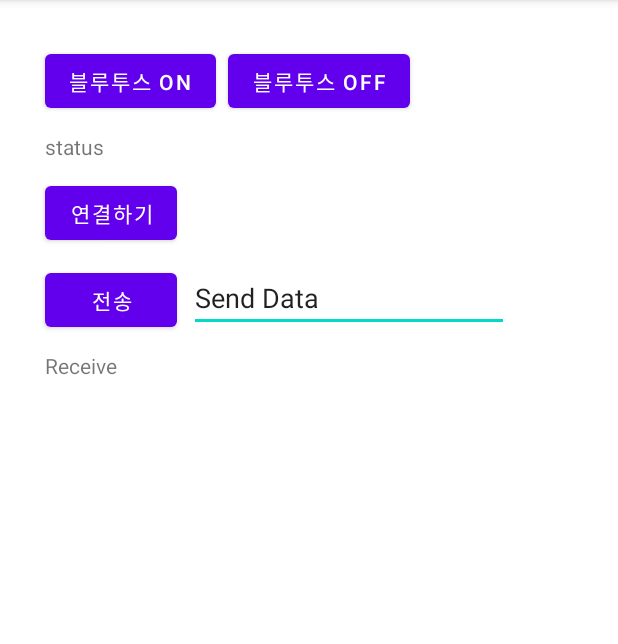
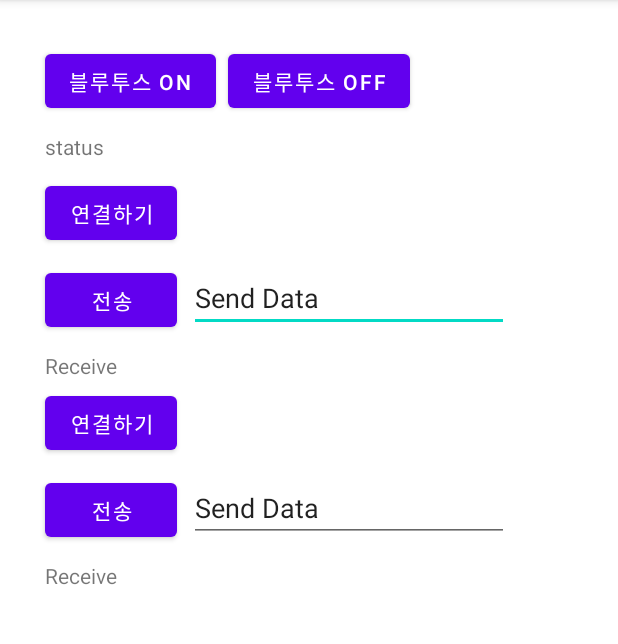
Before and after one commit to joongi007/smart-recipe-hardware, an Android app: the screen it shows after launch (MainActivity), on a phone screen of 412 x 824 dp, the part 84-728 px from its top. Run offline under Robolectric (Android 15) with nearby library versions, the phone set to English and light mode, and no system bars.

Commit message:
update blueTEST

```diff
--- a/blueTEST/app/src/main/java/com/example/bluetest/MainActivity.java
+++ b/blueTEST/app/src/main/java/com/example/bluetest/MainActivity.java
@@ -25,30 +25,38 @@ import java.io.IOException;
 import java.io.InputStream;
 import java.io.OutputStream;
 import java.io.UnsupportedEncodingException;
+import java.nio.charset.StandardCharsets;
 import java.util.ArrayList;
 import java.util.List;
 import java.util.Set;
 import java.util.UUID;
 
 public class MainActivity extends AppCompatActivity {
+    // gui
+    Button mBtnBluetoothOn;
+    Button mBtnBluetoothOff;
     TextView mTvBluetoothStatus;
     TextView mTvReceiveData;
     TextView mTvSendData;
-    Button mBtnBluetoothOn;
-    Button mBtnBluetoothOff;
     Button mBtnConnect;
     Button mBtnSendData;
+    TextView mTvReceiveData2;
+    TextView mTvSendData2;
+    Button mBtnConnect2;
+    Button mBtnSendData2;
 
     BluetoothAdapter mBluetoothAdapter;
     Set<BluetoothDevice> mPairedDevices;
     List<String> mListPairedDevices;
 
     Handler mBluetoothHandler;
+    Handler mBluetoothHandler2;
     ConnectedBluetoothThread mThreadConnectedBluetooth;
+    ConnectedBluetoothThread mThreadConnectedBluetooth2;
     BluetoothDevice mBluetoothDevice;
     BluetoothSocket mBluetoothSocket;
+    BluetoothSocket mBluetoothSocket2;
 
-    final static int BT_REQUEST_ENABLE = 1;
     final static int BT_MESSAGE_READ = 2;
     final static int BT_CONNECTING_STATUS = 3;
     final static UUID BT_UUID = UUID.fromString("00001101-0000-1000-8000-00805F9B34FB");
@@ -58,58 +66,65 @@ public class MainActivity extends AppCompatActivity {
         super.onCreate(savedInstanceState);
         setContentView(R.layout.activity_main);
 
-        mTvBluetoothStatus = (TextView)findViewById(R.id.tvBluetoothStatus);
-        mTvReceiveData = (TextView)findViewById(R.id.tvReceiveData);
-        mTvSendData =  (EditText) findViewById(R.id.tvSendData);
-        mBtnBluetoothOn = (Button)findViewById(R.id.btnBluetoothOn);
-        mBtnBluetoothOff = (Button)findViewById(R.id.btnBluetoothOff);
-        mBtnConnect = (Button)findViewById(R.id.btnConnect);
-        mBtnSendData = (Button)findViewById(R.id.btnSendData);
+        mTvBluetoothStatus = findViewById(R.id.tvBluetoothStatus);
+        mBtnBluetoothOn = findViewById(R.id.btnBluetoothOn);
+        mBtnBluetoothOff = findViewById(R.id.btnBluetoothOff);
 
+        mTvReceiveData = findViewById(R.id.tvReceiveData);
+        mTvSendData = findViewById(R.id.tvSendData);
+        mBtnConnect = findViewById(R.id.btnConnect);
+        mBtnSendData = findViewById(R.id.btnSendData);
+
+        mBtnConnect2 = findViewById(R.id.btnConnect2);
+        mBtnSendData2 = findViewById(R.id.btnSendData2);
+        mTvReceiveData2 = findViewById(R.id.tvReceiveData2);
+        mTvSendData2 = findViewById(R.id.tvSendData2);
+
+        // 장치가 블루투스 기능을 지원하는지 알아오기
         mBluetoothAdapter = BluetoothAdapter.getDefaultAdapter();
 
-
-        mBtnBluetoothOn.setOnClickListener(new Button.OnClickListener() {
-            @Override
-            public void onClick(View view) {
-                bluetoothOn();
-            }
-        });
-        mBtnBluetoothOff.setOnClickListener(new Button.OnClickListener() {
-            @Override
-            public void onClick(View view) {
-                bluetoothOff();
-            }
-        });
-        mBtnConnect.setOnClickListener(new Button.OnClickListener() {
-            @Override
-            public void onClick(View view) {
-                listPairedDevices();
-            }
-        });
-        mBtnSendData.setOnClickListener(new Button.OnClickListener() {
-            @Override
-            public void onClick(View view) {
+        // 버튼이 클릭했을때의 이벤트 정의
+        mBtnBluetoothOn.setOnClickListener(view -> bluetoothOn());
+        mBtnBluetoothOff.setOnClickListener(view -> bluetoothOff());
+        mBtnConnect.setOnClickListener(view -> listPairedDevices(1));
+        mBtnSendData.setOnClickListener(view -> {
             if(mThreadConnectedBluetooth != null) {
                 mThreadConnectedBluetooth.write(mTvSendData.getText().toString());
                 mTvSendData.setText("");
             }
-            }
         });
+
+        // 블루투스 핸들러로 블루투스 연결 뒤 수신된 데이터를 읽어와 ReceiveData 텍스트 뷰에 표시
         mBluetoothHandler = new Handler(Looper.getMainLooper()){
             public void handleMessage(android.os.Message msg){
                 if(msg.what == BT_MESSAGE_READ){
-                    String readMessage = null;
-                    try {
-                        readMessage = new String((byte[]) msg.obj, "UTF-8");
-                    } catch (UnsupportedEncodingException e) {
-                        e.printStackTrace();
-                    }
+                    String readMessage;
+                    readMessage = new String((byte[]) msg.obj, StandardCharsets.UTF_8);
                     mTvReceiveData.setText(readMessage);
                 }
             }
         };
+        mBtnConnect2.setOnClickListener(view -> listPairedDevices(2));
+        mBtnSendData2.setOnClickListener(view -> {
+            if(mThreadConnectedBluetooth2 != null) {
+                mThreadConnectedBluetooth2.write(mTvSendData2.getText().toString());
+                mTvSendData2.setText("");
             }
+        });
+
+        // 블루투스 핸들러로 블루투스 연결 뒤 수신된 데이터를 읽어와 ReceiveData 텍스트 뷰에 표시
+        mBluetoothHandler2 = new Handler(Looper.getMainLooper()){
+            public void handleMessage(android.os.Message msg){
+                if(msg.what == BT_MESSAGE_READ){
+                    String readMessage;
+                    readMessage = new String((byte[]) msg.obj, StandardCharsets.UTF_8);
+                    mTvReceiveData2.setText(readMessage);
+                }
+            }
+        };
+    }
+
+    // 블루투스 활성화 메서드
     void bluetoothOn() {
         if(mBluetoothAdapter == null) {
             Toast.makeText(getApplicationContext(), "블루투스를 지원하지 않는 기기입니다.", Toast.LENGTH_LONG).show();
@@ -140,6 +155,7 @@ public class MainActivity extends AppCompatActivity {
                 }
             });
 
+    // 블루투스 비활성화 메소드
     @SuppressLint("MissingPermission")
     void bluetoothOff() {
         if (mBluetoothAdapter.isEnabled()) {
@@ -151,30 +167,21 @@ public class MainActivity extends AppCompatActivity {
             Toast.makeText(getApplicationContext(), "블루투스가 이미 비활성화 되어 있습니다.", Toast.LENGTH_SHORT).show();
         }
     }
-    @Override
-    protected void onActivityResult(int requestCode, int resultCode, Intent data) {
-        switch (requestCode) {
-            case BT_REQUEST_ENABLE:
-                if (resultCode == RESULT_OK) { // 블루투스 활성화를 확인을 클릭하였다면
-                    Toast.makeText(getApplicationContext(), "블루투스 활성화", Toast.LENGTH_LONG).show();
-                    mTvBluetoothStatus.setText("활성화");
-                } else if (resultCode == RESULT_CANCELED) { // 블루투스 활성화를 취소를 클릭하였다면
-                    Toast.makeText(getApplicationContext(), "취소", Toast.LENGTH_LONG).show();
-                    mTvBluetoothStatus.setText("비활성화");
-                }
-                break;
-        }
-        super.onActivityResult(requestCode, resultCode, data);
-    }
+
+    // 블루투스 페어링 장치 목록 가져오는 메소드
     @SuppressLint("MissingPermission")
-    void listPairedDevices() {
+    void listPairedDevices(int type) {
+        // 블루투스가 활성화 상태라면
         if (mBluetoothAdapter.isEnabled()) {
+            // 페어링된 블루투스 장치 목록을 가져옴
             mPairedDevices = mBluetoothAdapter.getBondedDevices();
 
+            // 페어링된 장치가 있다면
             if (mPairedDevices.size() > 0) {
                 AlertDialog.Builder builder = new AlertDialog.Builder(this);
                 builder.setTitle("장치 선택");
 
+                // 페어링된 장치 목록
                 mListPairedDevices = new ArrayList<String>();
                 for (BluetoothDevice device : mPairedDevices) {
                     mListPairedDevices.add(device.getName());
@@ -183,12 +190,8 @@ public class MainActivity extends AppCompatActivity {
                 final CharSequence[] items = mListPairedDevices.toArray(new CharSequence[mListPairedDevices.size()]);
                 mListPairedDevices.toArray(new CharSequence[mListPairedDevices.size()]);
 
-                builder.setItems(items, new DialogInterface.OnClickListener() {
-                    @Override
-                    public void onClick(DialogInterface dialog, int item) {
-                        connectSelectedDevice(items[item].toString());
-                    }
-                });
+                // item 선택에 따른 이벤트 정의
+                builder.setItems(items, (dialog, item) -> connectSelectedDevice(items[item].toString(), type));
                 AlertDialog alert = builder.create();
                 alert.show();
             } else {
@@ -199,8 +202,10 @@ public class MainActivity extends AppCompatActivity {
             Toast.makeText(getApplicationContext(), "블루투스가 비활성화 되어 있습니다.", Toast.LENGTH_SHORT).show();
         }
     }
+    // 블루투스 연결하는 메서드
     @SuppressLint("MissingPermission")
-    void connectSelectedDevice(String selectedDeviceName) {
+    void connectSelectedDevice(String selectedDeviceName, int type) {
+        // 선택된 장치의 주소를 불러옴
         for(BluetoothDevice tempDevice : mPairedDevices) {
             if (selectedDeviceName.equals(tempDevice.getName())) {
                 mBluetoothDevice = tempDevice;
@@ -208,22 +213,38 @@ public class MainActivity extends AppCompatActivity {
             }
         }
         try {
+            if(type == 1){
+                // 블루투스 소캣 생성, 연결 및 쓰레드로 통신
                     mBluetoothSocket = mBluetoothDevice.createRfcommSocketToServiceRecord(BT_UUID);
                     mBluetoothSocket.connect();
-            mThreadConnectedBluetooth = new ConnectedBluetoothThread(mBluetoothSocket);
+                    mThreadConnectedBluetooth = new ConnectedBluetoothThread(mBluetoothSocket, mBluetoothHandler);
                     mThreadConnectedBluetooth.start();
                     mBluetoothHandler.obtainMessage(BT_CONNECTING_STATUS, 1, -1).sendToTarget();
+
+            }else if(type == 2){
+                // 블루투스 소캣 생성, 연결 및 쓰레드로 통신
+                    mBluetoothSocket2 = mBluetoothDevice.createRfcommSocketToServiceRecord(BT_UUID);
+                    mBluetoothSocket2.connect();
+                    mThreadConnectedBluetooth2 = new ConnectedBluetoothThread(mBluetoothSocket2, mBluetoothHandler2);
+                    mThreadConnectedBluetooth2.start();
+                    mBluetoothHandler2.obtainMessage(BT_CONNECTING_STATUS, 1, -1).sendToTarget();
+            }
         } catch (IOException e) {
             Toast.makeText(getApplicationContext(), "블루투스 연결 중 오류가 발생했습니다.", Toast.LENGTH_LONG).show();
         }
+
     }
 
+
     private class ConnectedBluetoothThread extends Thread {
+        private final Handler mmhandler;
         private final BluetoothSocket mmSocket;
         private final InputStream mmInStream;
         private final OutputStream mmOutStream;
 
-        public ConnectedBluetoothThread(BluetoothSocket socket) {
+        // 데이터 송수신 스트림 생성
+        public ConnectedBluetoothThread(BluetoothSocket socket, Handler handler) {
+            mmhandler = handler;
             mmSocket = socket;
             InputStream tmpIn = null;
             OutputStream tmpOut = null;
@@ -238,10 +259,13 @@ public class MainActivity extends AppCompatActivity {
             mmInStream = tmpIn;
             mmOutStream = tmpOut;
         }
+
+        // 수신 처리
         public void run() {
             byte[] buffer = new byte[1024];
             int bytes;
 
+            // 수신된 데이터가 존재한다면 데이터 처리
             while (true) {
                 try {
                     bytes = mmInStream.available();
@@ -249,13 +273,15 @@ public class MainActivity extends AppCompatActivity {
                         SystemClock.sleep(100);
                         bytes = mmInStream.available();
                         bytes = mmInStream.read(buffer, 0, bytes);
-                        mBluetoothHandler.obtainMessage(BT_MESSAGE_READ, bytes, -1, buffer).sendToTarget();
+                        mmhandler.obtainMessage(BT_MESSAGE_READ, bytes, -1, buffer).sendToTarget();
                     }
                 } catch (IOException e) {
                     break;
                 }
             }
         }
+
+        // 데이터 전송을 위한 메서드
         public void write(String str) {
             byte[] bytes = str.getBytes();
             try {
@@ -264,6 +290,7 @@ public class MainActivity extends AppCompatActivity {
                 Toast.makeText(getApplicationContext(), "데이터 전송 중 오류가 발생했습니다.", Toast.LENGTH_LONG).show();
             }
         }
+        // 데이터 연결 취소
         public void cancel() {
             try {
                 mmSocket.close();
--- a/blueTEST/app/src/main/res/layout/activity_main.xml
+++ b/blueTEST/app/src/main/res/layout/activity_main.xml
@@ -75,4 +75,43 @@
         app:layout_constraintStart_toEndOf="@+id/btnSendData"
         app:layout_constraintTop_toTopOf="@+id/btnSendData" />
 
+    <Button
+        android:id="@+id/btnConnect2"
+        android:layout_width="wrap_content"
+        android:layout_height="0dp"
+        android:layout_marginTop="150dp"
+        android:text="연결하기"
+        app:layout_constraintStart_toStartOf="@+id/tvBluetoothStatus"
+        app:layout_constraintTop_toBottomOf="@+id/tvBluetoothStatus" />
+
+    <TextView
+        android:id="@+id/tvReceiveData2"
+        android:layout_width="wrap_content"
+        android:layout_height="wrap_content"
+        android:layout_marginTop="150dp"
+        android:text="Receive"
+        app:layout_constraintStart_toStartOf="@+id/btnSendData"
+        app:layout_constraintTop_toBottomOf="@+id/btnSendData" />
+
+    <Button
+        android:id="@+id/btnSendData2"
+        android:layout_width="wrap_content"
+        android:layout_height="wrap_content"
+        android:layout_marginTop="150dp"
+        android:text="전송"
+        app:layout_constraintStart_toStartOf="@+id/btnConnect"
+        app:layout_constraintTop_toBottomOf="@+id/btnConnect" />
+
+    <EditText
+        android:id="@+id/tvSendData2"
+        android:layout_width="wrap_content"
+        android:layout_height="wrap_content"
+        android:layout_marginStart="8dp"
+        android:layout_marginLeft="8dp"
+        android:ems="10"
+        android:inputType="textPersonName"
+        android:text="Send Data"
+        app:layout_constraintStart_toEndOf="@+id/btnSendData2"
+        app:layout_constraintTop_toTopOf="@+id/btnSendData2" />
+
 </androidx.constraintlayout.widget.ConstraintLayout>
```
Lines whose indentation alone changed are shown as unchanged.
